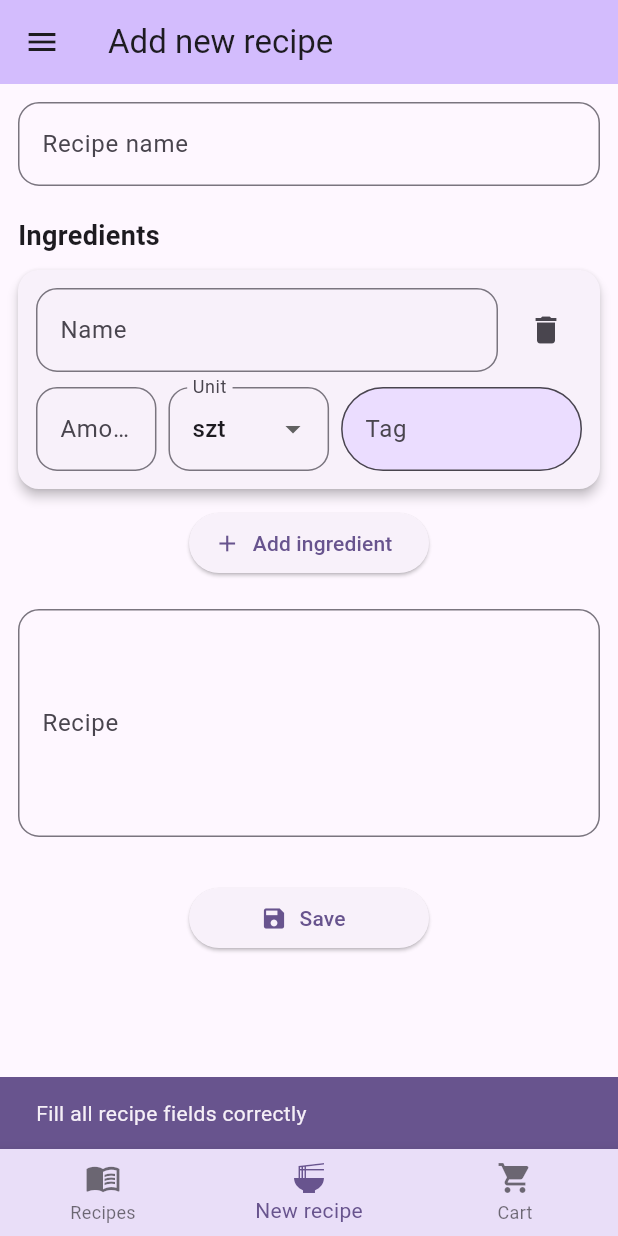
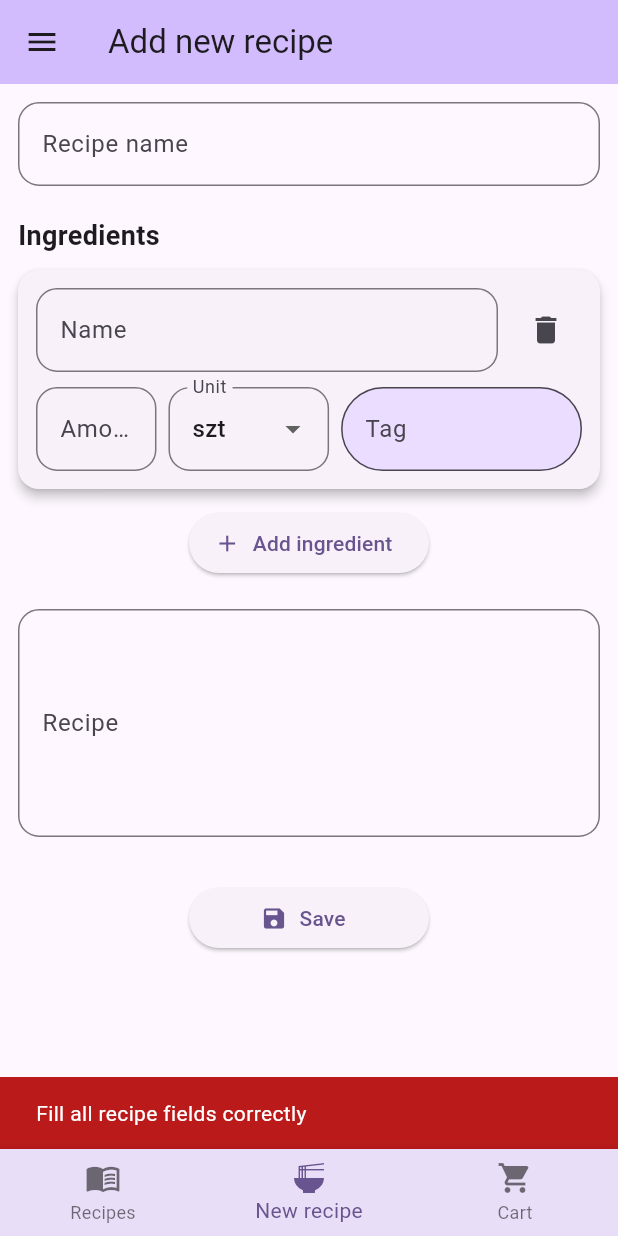
Before and after one commit to Kass-i/PIM, a Flutter app: the screen it shows after launch, item 2 of the bottom bar chosen, after a tap on "Save", on a phone screen of 412 x 824 dp. Run offline on Flutter 3.47's test engine with Material 3 defaults, Android fonts, the phone set to English and light mode, and no system bars; our stand-ins replace cloud_firestore, firebase_auth, firebase_core, google_sign_in, shared_preferences; accounts and stored records are empty; generated files the repository leaves out were written again.

Commit message:
Add color to error snackbars

```diff
--- a/recipe_and_shopping_list/lib/pages/new_recipe_page.dart
+++ b/recipe_and_shopping_list/lib/pages/new_recipe_page.dart
@@ -76,6 +76,39 @@ class _NewRecipePageState extends State<NewRecipePage> {
   Widget build(BuildContext context) {
     final recipeProvider = Provider.of<RecipesProvider>(context);
 
+    void saveRecipe() {
+      String message;
+      bool error = false;
+      if (_isCorrectRecipe()) {
+        recipeProvider.addRecipe(_createRecipe());
+        if (recipeProvider.recipes.isEmpty) {
+          message = "Login to add the recipe!";
+          error = true;
+        } else {
+          message = "The recipe added successfully";
+        }
+      } else {
+        message = "Fill all recipe fields correctly";
+        error = true;
+      }
+
+      error
+          ? ScaffoldMessenger.of(context).showSnackBar(
+              SnackBar(
+                content: Text(
+                  message,
+                  style: TextStyle(
+                    color: Theme.of(context).colorScheme.onError,
+                  ),
+                ),
+                backgroundColor: Theme.of(context).colorScheme.error,
+              ),
+            )
+          : ScaffoldMessenger.of(
+              context,
+            ).showSnackBar(SnackBar(content: Text(message)));
+    }
+
     return Scaffold(
       body: SingleChildScrollView(
         padding: const EdgeInsets.all(12),
@@ -141,22 +174,7 @@ class _NewRecipePageState extends State<NewRecipePage> {
               child: ElevatedButton.icon(
                 icon: const Icon(Icons.save),
                 label: const Text("Save"),
-                onPressed: () {
-                  String message;
-                  if (_isCorrectRecipe()) {
-                    recipeProvider.addRecipe(_createRecipe());
-                    if (recipeProvider.recipes.isEmpty) {
-                      message = "Login to add the recipe!";
-                    } else {
-                      message = "The recipe added successfully";
-                    }
-                  } else {
-                    message = "Fill all recipe fields correctly";
-                  }
-                  ScaffoldMessenger.of(
-                    context,
-                  ).showSnackBar(SnackBar(content: Text(message)));
-                },
+                onPressed: () => saveRecipe(),
                 style: ElevatedButton.styleFrom(
                   minimumSize: const Size(160, 40),
                 ),
```
Also changed, not shown: recipe_and_shopping_list/lib/pages/recipes_page.dart (+7 -1 lines).
